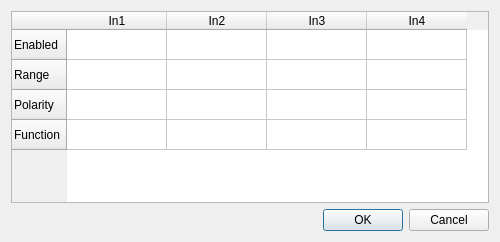
zigorrom/PyFANS, file Aquisition/ui_channelsettings_temp.ui: the form before one commit.
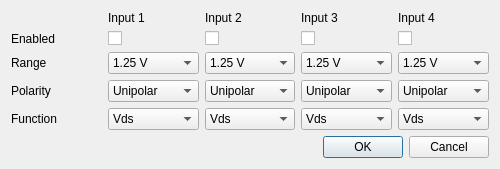
The form after the commit.

Diff of the .ui file:
```diff
--- a/Aquisition/ui_channelsettings_temp.ui
+++ b/Aquisition/ui_channelsettings_temp.ui
@@ -7,9 +7,15 @@
     <x>0</x>
     <y>0</y>
     <width>500</width>
-    <height>218</height>
+    <height>166</height>
    </rect>
   </property>
+  <property name="sizePolicy">
+   <sizepolicy hsizetype="Fixed" vsizetype="Fixed">
+    <horstretch>0</horstretch>
+    <verstretch>0</verstretch>
+   </sizepolicy>
+  </property>
   <property name="windowTitle">
    <string>Dialog</string>
   </property>
@@ -18,65 +24,364 @@
   </property>
   <layout class="QVBoxLayout" name="verticalLayout">
    <item>
-    <widget class="QTableWidget" name="tableWidget">
-     <property name="sizePolicy">
-      <sizepolicy hsizetype="Minimum" vsizetype="Minimum">
-       <horstretch>0</horstretch>
-       <verstretch>0</verstretch>
-      </sizepolicy>
-     </property>
-     <property name="rowCount">
-      <number>4</number>
-     </property>
-     <property name="columnCount">
-      <number>4</number>
-     </property>
-     <row>
-      <property name="text">
-       <string>Enabled</string>
-      </property>
-     </row>
-     <row>
-      <property name="text">
-       <string>Range</string>
-      </property>
-     </row>
-     <row>
-      <property name="text">
-       <string>Polarity</string>
-      </property>
-     </row>
-     <row>
-      <property name="text">
-       <string>Function</string>
-      </property>
-     </row>
-     <column>
-      <property name="text">
-       <string>In1</string>
-      </property>
-     </column>
-     <column>
-      <property name="text">
-       <string>In2</string>
-      </property>
-     </column>
-     <column>
-      <property name="text">
-       <string>In3</string>
-      </property>
-     </column>
-     <column>
-      <property name="text">
-       <string>In4</string>
-      </property>
-     </column>
-     <item row="0" column="0">
-      <property name="text">
-       <string/>
-      </property>
+    <layout class="QGridLayout" name="gridLayout">
+     <item row="2" column="1">
+      <widget class="QComboBox" name="comboBox">
+       <item>
+        <property name="text">
+         <string>1.25 V</string>
+        </property>
+       </item>
+       <item>
+        <property name="text">
+         <string>2.5 V</string>
+        </property>
+       </item>
+       <item>
+        <property name="text">
+         <string>5 V</string>
+        </property>
+       </item>
+       <item>
+        <property name="text">
+         <string>10 V</string>
+        </property>
+       </item>
+      </widget>
      </item>
-    </widget>
+     <item row="1" column="2">
+      <widget class="QCheckBox" name="checkBox_2">
+       <property name="text">
+        <string/>
+       </property>
+      </widget>
+     </item>
+     <item row="0" column="4">
+      <widget class="QLabel" name="label_4">
+       <property name="sizePolicy">
+        <sizepolicy hsizetype="Preferred" vsizetype="Fixed">
+         <horstretch>0</horstretch>
+         <verstretch>0</verstretch>
+        </sizepolicy>
+       </property>
+       <property name="text">
+        <string>Input 4</string>
+       </property>
+      </widget>
+     </item>
+     <item row="0" column="3">
+      <widget class="QLabel" name="label_3">
+       <property name="sizePolicy">
+        <sizepolicy hsizetype="Preferred" vsizetype="Fixed">
+         <horstretch>0</horstretch>
+         <verstretch>0</verstretch>
+        </sizepolicy>
+       </property>
+       <property name="text">
+        <string>Input 3</string>
+       </property>
+      </widget>
+     </item>
+     <item row="1" column="1">
+      <widget class="QCheckBox" name="checkBox">
+       <property name="text">
+        <string/>
+       </property>
+      </widget>
+     </item>
+     <item row="2" column="0">
+      <widget class="QLabel" name="label_6">
+       <property name="text">
+        <string>Range</string>
+       </property>
+      </widget>
+     </item>
+     <item row="3" column="0">
+      <widget class="QLabel" name="label_7">
+       <property name="text">
+        <string>Polarity</string>
+       </property>
+      </widget>
+     </item>
+     <item row="4" column="0">
+      <widget class="QLabel" name="label_8">
+       <property name="text">
+        <string>Function</string>
+       </property>
+      </widget>
+     </item>
+     <item row="0" column="2">
+      <widget class="QLabel" name="label_2">
+       <property name="sizePolicy">
+        <sizepolicy hsizetype="Preferred" vsizetype="Fixed">
+         <horstretch>0</horstretch>
+         <verstretch>0</verstretch>
+        </sizepolicy>
+       </property>
+       <property name="text">
+        <string>Input 2</string>
+       </property>
+      </widget>
+     </item>
+     <item row="1" column="4">
+      <widget class="QCheckBox" name="checkBox_4">
+       <property name="text">
+        <string/>
+       </property>
+      </widget>
+     </item>
+     <item row="1" column="3">
+      <widget class="QCheckBox" name="checkBox_3">
+       <property name="text">
+        <string/>
+       </property>
+      </widget>
+     </item>
+     <item row="0" column="1">
+      <widget class="QLabel" name="label">
+       <property name="sizePolicy">
+        <sizepolicy hsizetype="Preferred" vsizetype="Fixed">
+         <horstretch>0</horstretch>
+         <verstretch>0</verstretch>
+        </sizepolicy>
+       </property>
+       <property name="text">
+        <string>Input 1</string>
+       </property>
+      </widget>
+     </item>
+     <item row="1" column="0">
+      <widget class="QLabel" name="label_5">
+       <property name="text">
+        <string>Enabled</string>
+       </property>
+      </widget>
+     </item>
+     <item row="4" column="3">
+      <widget class="QComboBox" name="comboBox_11">
+       <item>
+        <property name="text">
+         <string>Vds</string>
+        </property>
+       </item>
+       <item>
+        <property name="text">
+         <string>Vlg</string>
+        </property>
+       </item>
+       <item>
+        <property name="text">
+         <string>Vbg</string>
+        </property>
+       </item>
+       <item>
+        <property name="text">
+         <string>Vmain</string>
+        </property>
+       </item>
+      </widget>
+     </item>
+     <item row="4" column="2">
+      <widget class="QComboBox" name="comboBox_10">
+       <item>
+        <property name="text">
+         <string>Vds</string>
+        </property>
+       </item>
+       <item>
+        <property name="text">
+         <string>Vlg</string>
+        </property>
+       </item>
+       <item>
+        <property name="text">
+         <string>Vbg</string>
+        </property>
+       </item>
+       <item>
+        <property name="text">
+         <string>Vmain</string>
+        </property>
+       </item>
+      </widget>
+     </item>
+     <item row="4" column="1">
+      <widget class="QComboBox" name="comboBox_9">
+       <item>
+        <property name="text">
+         <string>Vds</string>
+        </property>
+       </item>
+       <item>
+        <property name="text">
+         <string>Vlg</string>
+        </property>
+       </item>
+       <item>
+        <property name="text">
+         <string>Vbg</string>
+        </property>
+       </item>
+       <item>
+        <property name="text">
+         <string>Vmain</string>
+        </property>
+       </item>
+      </widget>
+     </item>
+     <item row="3" column="4">
+      <widget class="QComboBox" name="comboBox_8">
+       <item>
+        <property name="text">
+         <string>Unipolar</string>
+        </property>
+       </item>
+       <item>
+        <property name="text">
+         <string>Bipolar</string>
+        </property>
+       </item>
+      </widget>
+     </item>
+     <item row="2" column="3">
+      <widget class="QComboBox" name="comboBox_3">
+       <item>
+        <property name="text">
+         <string>1.25 V</string>
+        </property>
+       </item>
+       <item>
+        <property name="text">
+         <string>2.5 V</string>
+        </property>
+       </item>
+       <item>
+        <property name="text">
+         <string>5 V</string>
+        </property>
+       </item>
+       <item>
+        <property name="text">
+         <string>10 V</string>
+        </property>
+       </item>
+      </widget>
+     </item>
+     <item row="2" column="2">
+      <widget class="QComboBox" name="comboBox_2">
+       <item>
+        <property name="text">
+         <string>1.25 V</string>
+        </property>
+       </item>
+       <item>
+        <property name="text">
+         <string>2.5 V</string>
+        </property>
+       </item>
+       <item>
+        <property name="text">
+         <string>5 V</string>
+        </property>
+       </item>
+       <item>
+        <property name="text">
+         <string>10 V</string>
+        </property>
+       </item>
+      </widget>
+     </item>
+     <item row="2" column="4">
+      <widget class="QComboBox" name="comboBox_4">
+       <item>
+        <property name="text">
+         <string>1.25 V</string>
+        </property>
+       </item>
+       <item>
+        <property name="text">
+         <string>2.5 V</string>
+        </property>
+       </item>
+       <item>
+        <property name="text">
+         <string>5 V</string>
+        </property>
+       </item>
+       <item>
+        <property name="text">
+         <string>10 V</string>
+        </property>
+       </item>
+      </widget>
+     </item>
+     <item row="3" column="1">
+      <widget class="QComboBox" name="comboBox_5">
+       <item>
+        <property name="text">
+         <string>Unipolar</string>
+        </property>
+       </item>
+       <item>
+        <property name="text">
+         <string>Bipolar</string>
+        </property>
+       </item>
+      </widget>
+     </item>
+     <item row="3" column="3">
+      <widget class="QComboBox" name="comboBox_7">
+       <item>
+        <property name="text">
+         <string>Unipolar</string>
+        </property>
+       </item>
+       <item>
+        <property name="text">
+         <string>Bipolar</string>
+        </property>
+       </item>
+      </widget>
+     </item>
+     <item row="3" column="2">
+      <widget class="QComboBox" name="comboBox_6">
+       <item>
+        <property name="text">
+         <string>Unipolar</string>
+        </property>
+       </item>
+       <item>
+        <property name="text">
+         <string>Bipolar</string>
+        </property>
+       </item>
+      </widget>
+     </item>
+     <item row="4" column="4">
+      <widget class="QComboBox" name="comboBox_12">
+       <item>
+        <property name="text">
+         <string>Vds</string>
+        </property>
+       </item>
+       <item>
+        <property name="text">
+         <string>Vlg</string>
+        </property>
+       </item>
+       <item>
+        <property name="text">
+         <string>Vbg</string>
+        </property>
+       </item>
+       <item>
+        <property name="text">
+         <string>Vmain</string>
+        </property>
+       </item>
+      </widget>
+     </item>
+    </layout>
    </item>
    <item>
     <widget class="QDialogButtonBox" name="buttonBox">
```
